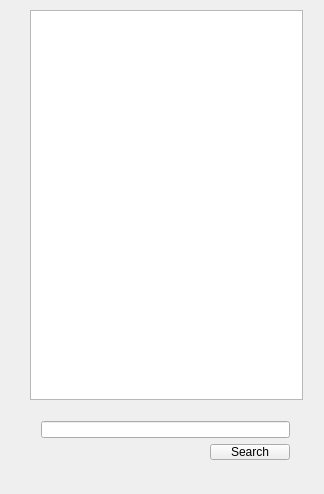
Before: the Qt Designer form Posters/posters.ui in brycehebert/Posters, drawn with Qt 5.
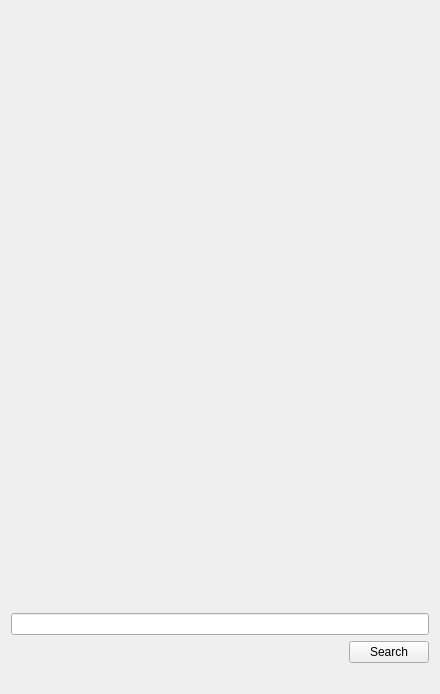
After: the same form once the commit is applied.

Commit message: Correctly displays poster image on search query.

Diff of the .ui file:
```diff
--- a/Posters/posters.ui
+++ b/Posters/posters.ui
@@ -6,38 +6,18 @@
    <rect>
     <x>0</x>
     <y>0</y>
-    <width>324</width>
-    <height>494</height>
+    <width>440</width>
+    <height>694</height>
    </rect>
   </property>
   <property name="windowTitle">
    <string>Posters</string>
   </property>
   <widget class="QWidget" name="centralWidget">
-   <widget class="QGraphicsView" name="posterView">
-    <property name="geometry">
-     <rect>
-      <x>30</x>
-      <y>10</y>
-      <width>273</width>
-      <height>390</height>
-     </rect>
-    </property>
-   </widget>
-   <widget class="QWidget" name="">
-    <property name="geometry">
-     <rect>
-      <x>30</x>
-      <y>410</y>
-      <width>271</width>
-      <height>81</height>
-     </rect>
-    </property>
+   <layout class="QVBoxLayout" name="verticalLayout">
+    <item>
     <layout class="QGridLayout" name="gridLayout">
-     <item row="0" column="0" colspan="2">
-      <widget class="QLineEdit" name="searchEdit"/>
-     </item>
-     <item row="1" column="0">
+      <item row="2" column="0">
       <spacer name="horizontalSpacer">
        <property name="orientation">
         <enum>Qt::Horizontal</enum>
@@ -50,22 +30,51 @@
        </property>
       </spacer>
      </item>
-     <item row="1" column="1">
+      <item row="1" column="0" colspan="2">
+       <widget class="QLineEdit" name="searchEdit"/>
+      </item>
+      <item row="2" column="1">
       <widget class="QPushButton" name="searchButton">
        <property name="text">
         <string>Search</string>
        </property>
       </widget>
      </item>
-     <item row="2" column="0" colspan="2">
+      <item row="3" column="0" colspan="2">
       <widget class="QLabel" name="errorLabel">
        <property name="text">
         <string/>
        </property>
-      </widget>
-     </item>
-    </layout>
-   </widget>
+        <property name="wordWrap">
+         <bool>true</bool>
+        </property>
+       </widget>
+      </item>
+      <item row="0" column="0" colspan="2">
+       <widget class="QLabel" name="posterLabel">
+        <property name="enabled">
+         <bool>true</bool>
+        </property>
+        <property name="sizePolicy">
+         <sizepolicy hsizetype="Preferred" vsizetype="Expanding">
+          <horstretch>0</horstretch>
+          <verstretch>0</verstretch>
+         </sizepolicy>
+        </property>
+        <property name="text">
+         <string/>
+        </property>
+        <property name="scaledContents">
+         <bool>false</bool>
+        </property>
+        <property name="alignment">
+         <set>Qt::AlignCenter</set>
+        </property>
+       </widget>
+      </item>
+     </layout>
+    </item>
+   </layout>
   </widget>
  </widget>
  <layoutdefault spacing="6" margin="11"/>
```
Left out of the diff: 19 changed lines with no effect on the pictures. Lines whose indentation alone changed are shown as unchanged. The commit also changes 5 other files.
